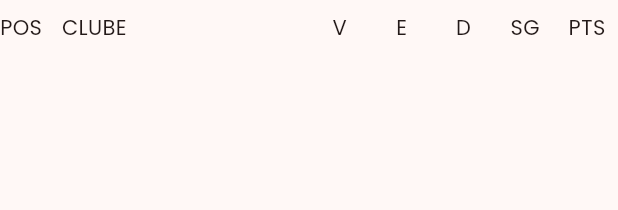
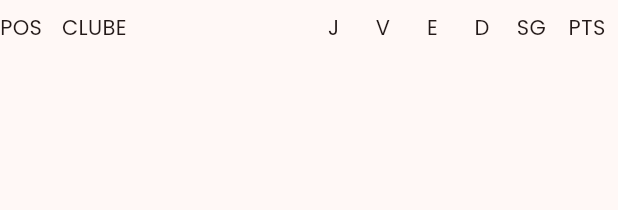
Before and after one commit to joaopegoraro/meu-mengao, a Flutter app: the TabelaClassificacao widget shown alone on an empty page, opened directly with empty values, on a phone screen of 412 x 824 dp. Shown: the top 210 px of the screen. Run offline on Flutter 3.47's test engine with Material 2 defaults, Android fonts, the phone set to English and light mode, and no system bars; our stand-ins replace cloud_firestore, firebase_auth, firebase_core; accounts and stored records are empty; network calls fail.

Commit message:
Adicionei coluna de jogos na tabela de classificação

```diff
--- a/lib/data/models/time.dart
+++ b/lib/data/models/time.dart
@@ -4,6 +4,7 @@ class Time {
     this.posicao,
     this.escudo,
     this.pontos = 0,
+    this.jogos = 0,
     this.vitorias = 0,
     this.empates = 0,
     this.derrotas = 0,
@@ -16,6 +17,7 @@ class Time {
   final String nome;
   final String? escudo;
   final int pontos;
+  final int jogos;
   final int vitorias;
   final int empates;
   final int derrotas;
@@ -30,6 +32,7 @@ class Time {
     String? nome,
     String? escudo,
     int? pontos,
+    int? jogos,
     int? vitorias,
     int? empates,
     int? derrotas,
@@ -42,6 +45,7 @@ class Time {
       nome: nome ?? this.nome,
       escudo: escudo ?? this.escudo,
       pontos: pontos ?? this.pontos,
+      jogos: jogos ?? this.jogos,
       vitorias: vitorias ?? this.vitorias,
       empates: empates ?? this.empates,
       derrotas: derrotas ?? this.derrotas,
@@ -57,6 +61,7 @@ class Time {
       'nome': nome,
       'escudo': escudo,
       'pontos': pontos,
+      'jogos': jogos,
       'vitorias': vitorias,
       'empates': empates,
       'derrotas': derrotas,
@@ -72,6 +77,7 @@ class Time {
       nome: map['nome'] ?? "",
       escudo: map['escudo'],
       pontos: map['pontos'] ?? 0,
+      jogos: map['jogos'] ?? 0,
       vitorias: map['vitorias'] ?? 0,
       empates: map['empates'] ?? 0,
       derrotas: map['derrotas'] ?? 0,
@@ -83,7 +89,7 @@ class Time {
 
   @override
   String toString() {
-    return 'Posicao(posicao: $posicao, nome: $nome, escudo: $escudo, pontos: $pontos, vitorias: $vitorias, empates: $empates, derrotas: $derrotas, golsFeitos: $golsFeitos, golsSofridos: $golsSofridos, saldoGols: $saldoGols)';
+    return 'Posicao(posicao: $posicao, nome: $nome, escudo: $escudo, pontos: $pontos, jogos: $jogos, vitorias: $vitorias, empates: $empates, derrotas: $derrotas, golsFeitos: $golsFeitos, golsSofridos: $golsSofridos, saldoGols: $saldoGols)';
   }
 
   @override
@@ -94,6 +100,7 @@ class Time {
         other.nome == nome &&
         other.escudo == escudo &&
         other.pontos == pontos &&
+        other.jogos == jogos &&
         other.vitorias == vitorias &&
         other.empates == empates &&
         other.derrotas == derrotas &&
@@ -108,6 +115,7 @@ class Time {
         nome.hashCode ^
         escudo.hashCode ^
         pontos.hashCode ^
+        jogos.hashCode ^
         vitorias.hashCode ^
         empates.hashCode ^
         derrotas.hashCode ^
--- a/lib/ui/tabelas/widgets/tabela_classificacao.dart
+++ b/lib/ui/tabelas/widgets/tabela_classificacao.dart
@@ -17,17 +17,19 @@ class TabelaClassificacao extends StatelessWidget {
       columnWidths: const {
         0: FractionColumnWidth(0.1),
         1: FractionColumnWidth(0.4),
-        2: FractionColumnWidth(0.1),
-        3: FractionColumnWidth(0.1),
-        4: FractionColumnWidth(0.1),
-        5: FractionColumnWidth(0.1),
-        6: FractionColumnWidth(0.1),
+        2: FractionColumnWidth(0.08),
+        3: FractionColumnWidth(0.08),
+        4: FractionColumnWidth(0.08),
+        5: FractionColumnWidth(0.08),
+        6: FractionColumnWidth(0.08),
+        7: FractionColumnWidth(0.1),
       },
       children: [
         TableRow(
           children: const [
             Text("POS", textAlign: TextAlign.start),
             Text("CLUBE", textAlign: TextAlign.start),
+            Text("J", textAlign: TextAlign.center),
             Text("V", textAlign: TextAlign.center),
             Text("E", textAlign: TextAlign.center),
             Text("D", textAlign: TextAlign.center),
@@ -50,6 +52,7 @@ class TabelaClassificacao extends StatelessWidget {
                 Text("\t${time.nome}"),
               ],
             ),
+            Text("${time.jogos}", textAlign: TextAlign.center, maxLines: 1, overflow: TextOverflow.visible),
             Text("${time.vitorias}", textAlign: TextAlign.center, maxLines: 1, overflow: TextOverflow.visible),
             Text("${time.empates}", textAlign: TextAlign.center, maxLines: 1, overflow: TextOverflow.visible),
             Text("${time.derrotas}", textAlign: TextAlign.center, maxLines: 1, overflow: TextOverflow.visible),
@@ -59,6 +62,7 @@ class TabelaClassificacao extends StatelessWidget {
 
           const double spacing = 1.5;
           const spacingRow = TableRow(children: [
+            SizedBox(height: spacing),
             SizedBox(height: spacing),
             SizedBox(height: spacing),
             SizedBox(height: spacing),
```
